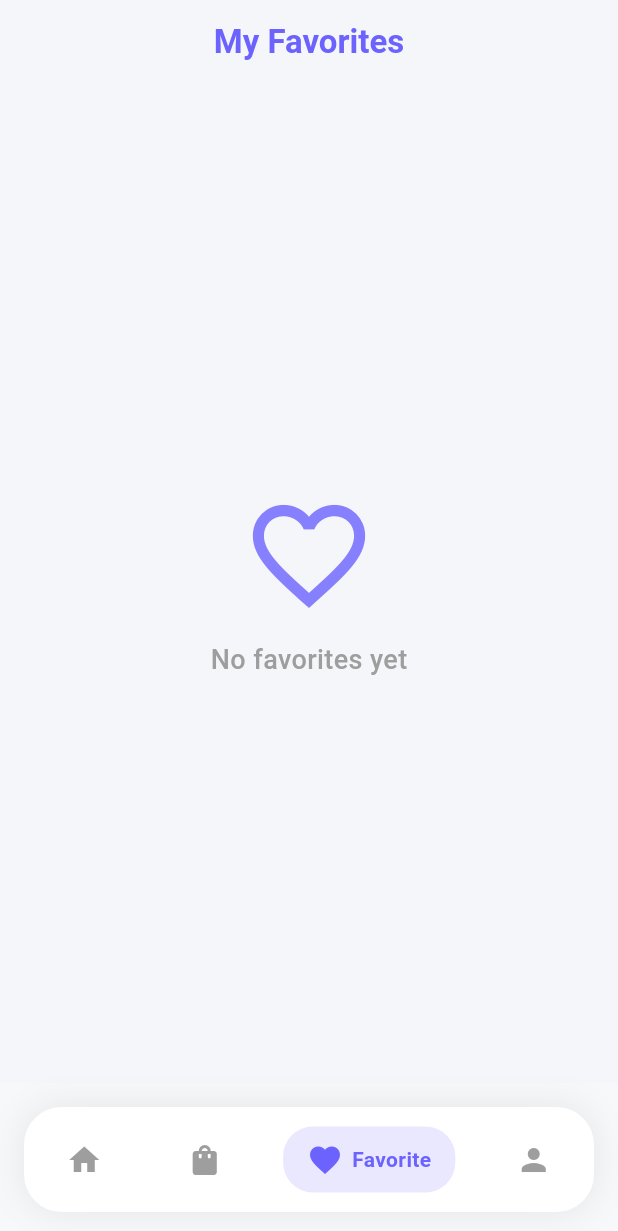
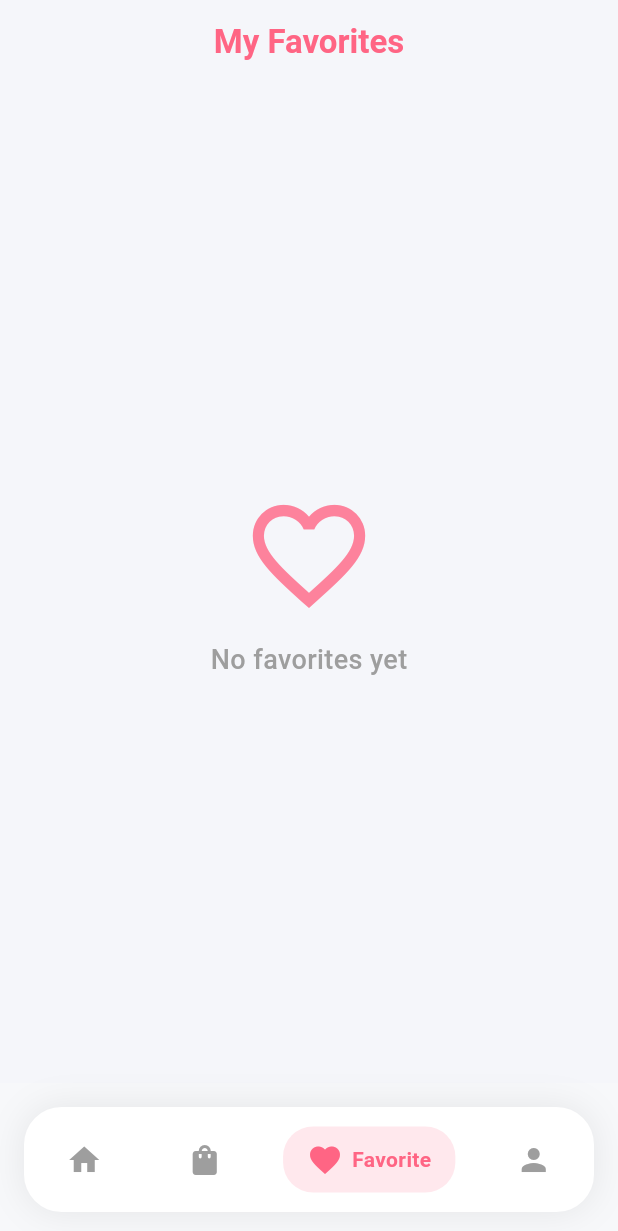
Before and after one commit to yornnonakh/provider_app_computer, a Flutter app: the screen it shows after launch, item 3 of the bottom bar chosen, on a phone screen of 412 x 824 dp. Shown: the top 1231 px of the screen. Run offline on Flutter 3.47's test engine with Material 3 defaults, Android fonts, the phone set to English and light mode, and no system bars; our stand-ins replace flutter_image_slideshow; network calls fail.

Commit message:
update the new feature

```diff
--- a/lib/app.dart
+++ b/lib/app.dart
@@ -23,7 +23,7 @@ class MyApp extends StatelessWidget {
       child: MaterialApp(
         debugShowCheckedModeBanner: false,
         title: 'Flutter Demo',
-        theme: ThemeData(primaryColor: AppColors.button),
+        theme: ThemeData(primaryColor: AppColors.secondary),
         home: BottomNav(),
       ),
     );
--- a/lib/app/modules/widgets/add_button.dart
+++ b/lib/app/modules/widgets/add_button.dart
@@ -18,13 +18,13 @@ class AddButton extends StatelessWidget {
         );
       },
       child: Container(
-        width: 34,
-        height: 34,
+        width: 35,
+        height: 35,
         decoration: BoxDecoration(
           color: Theme.of(context).primaryColor,
           borderRadius: BorderRadius.circular(10),
         ),
-        child: const Icon(Icons.add, color: Colors.white, size: 18),
+        child: const Icon(Icons.add, color: Colors.white, size: 20, fontWeight: FontWeight.bold,),
       ),
     );
   }
--- a/lib/app/modules/widgets/product_card.dart
+++ b/lib/app/modules/widgets/product_card.dart
@@ -44,6 +44,7 @@ class ProductCard extends StatelessWidget {
                     shape: BoxShape.circle,
                     boxShadow: [
                       BoxShadow(
+                        // ignore: deprecated_member_use
                         color: Colors.black.withOpacity(0.1),
                         blurRadius: 4,
                       ),
@@ -69,6 +70,7 @@ class ProductCard extends StatelessWidget {
       borderRadius: BorderRadius.circular(20),
       boxShadow: [
         BoxShadow(
+          // ignore: deprecated_member_use
           color: Colors.black.withOpacity(0.1),
           blurRadius: 4,
         ),
```
Also changed, not shown: lib/app/modules/widgets/product_info.dart (+11 -4 lines).
